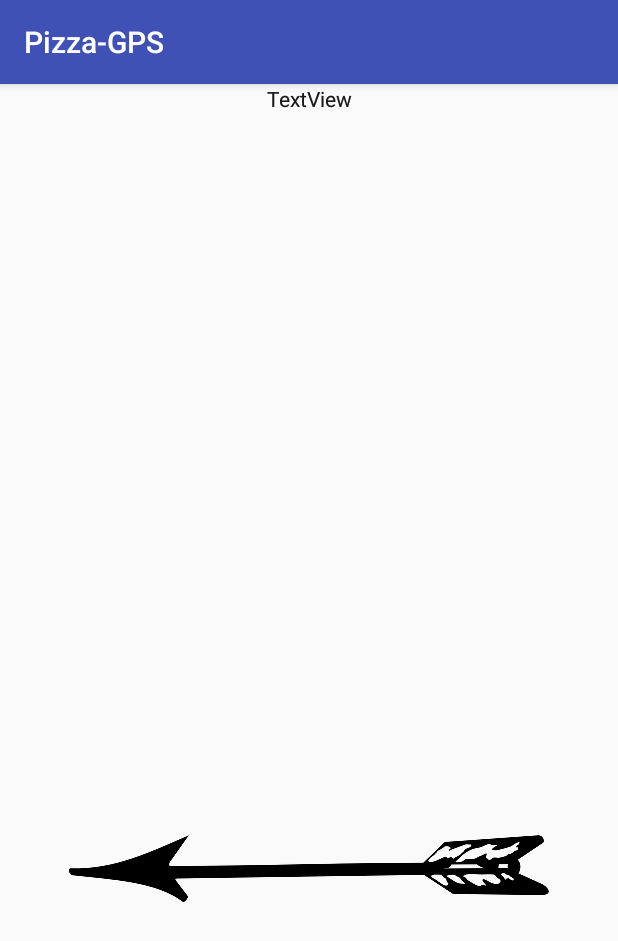
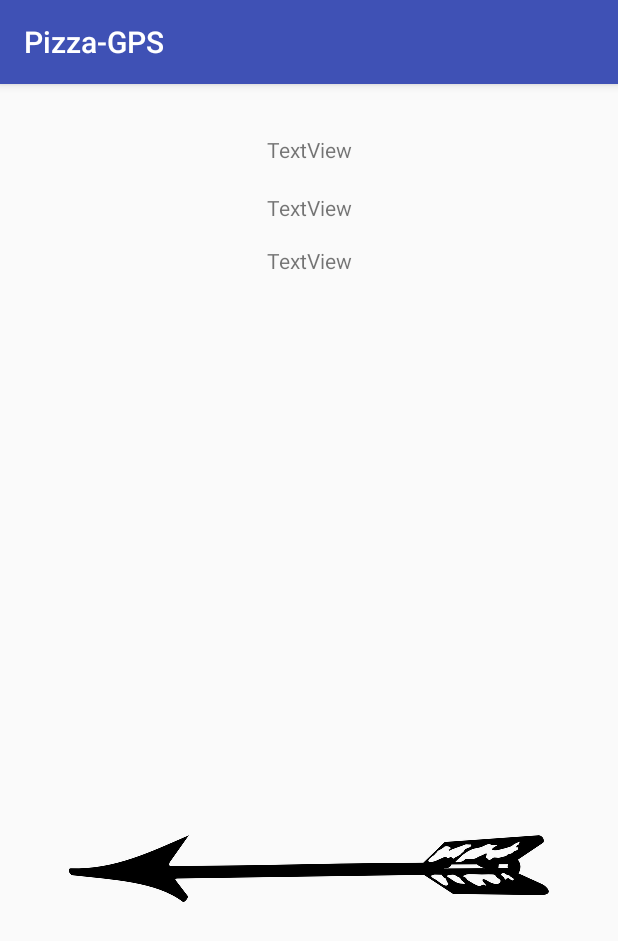
Before and after one commit to eliasrhoden/Pizza-GPS, an Android app: the NeedleActivity screen opened directly, with no data from a screen before it, on a phone screen of 412 x 824 dp. Shown: the top 941 px of the screen. Run offline under Robolectric (Android 15) with nearby library versions, the phone set to English and light mode, and no system bars; network calls fail; 4 statements that could not run were skipped.

Commit message:
Basic prototype is working, finds closest pizzeria to users position

```diff
--- a/app/src/main/java/fatcat/pizzagps/NeedleActivity.java
+++ b/app/src/main/java/fatcat/pizzagps/NeedleActivity.java
@@ -4,6 +4,7 @@ import android.support.v7.app.AppCompatActivity;
 import android.os.Bundle;
 import android.util.Log;
 import android.widget.ImageView;
+import android.widget.TextView;
 
 import java.util.List;
 
@@ -14,19 +15,8 @@ public class NeedleActivity extends AppCompatActivity {
     private PhoneGPS gps;
     private Pizzeria bestPizzeria;
 
-    public NeedleActivity(){
-        gps = new GPSZ(this);
-        pizzeriaFinder = new PizzeriaFinder(new RealGoogleMapAPI());
-        try {
-            bestPizzeria = pizzeriaToPointAt();
-            pizzaGPS = new PizzaGPS(bestPizzeria.pos);
-        } catch (Exception e) {
-            //TODO Display that no pizzeria was found...
-        }
-    }
 
-    private Pizzeria pizzeriaToPointAt() throws Exception {
-        Position phonePos = gps.getPhonePosition();
+    private Pizzeria pizzeriaToPointAt(Position phonePos) throws Exception {
         List<Pizzeria> pz = pizzeriaFinder.getNearByPizzerias(phonePos);
         return pizzeriaFinder.getBestPizzeria(phonePos,pz);
     }
@@ -36,17 +26,39 @@ public class NeedleActivity extends AppCompatActivity {
         super.onCreate(savedInstanceState);
         setContentView(R.layout.activity_needle);
 
+        gps = new GPSZ(this);
+        pizzeriaFinder = new PizzeriaFinder(new RealGoogleMapAPI());
+
         if(gps.allowedToUseGPS()){
-            //needleUpdate.start();
+            test1();
         }else{
+            //TODO: Promt user to enable position for the app
+        }
+    }
 
+    private void test1() {
+        try {
+            Position phoneP = gps.getPhonePosition();
+            bestPizzeria = pizzeriaToPointAt(phoneP);
+            pizzaGPS = new PizzaGPS(bestPizzeria.pos);
+            writeDebugTextFields(bestPizzeria,phoneP);
+        } catch (Exception e) {
+            //TODO Display that no pizzeria was found...
+            Log.i("","Failed to retrive best pizzeria");
         }
-
-        //Un-comment to start the needle updating
 
 
     }
 
+    private void writeDebugTextFields(Pizzeria p,Position phoneP){
+        TextView closePizz = findViewById(R.id.closePizzeria);
+        TextView yourPos = findViewById(R.id.yourPos);
+        TextView pizzaPos = findViewById(R.id.pizzeriaPos);
+
+        closePizz.setText("Närmaste pizzeria: "+p.name);
+        yourPos.setText("Din position: "+phoneP.toString());
+        pizzaPos.setText("Pizzerians pos: "+p.pos.toString());
+    }
 
     private void testGPS(){
         Log.i("","GPS===================");
--- a/app/src/main/res/layout/activity_needle.xml
+++ b/app/src/main/res/layout/activity_needle.xml
@@ -21,26 +21,29 @@
         android:id="@+id/yourPos"
         android:layout_width="wrap_content"
         android:layout_height="wrap_content"
+        android:layout_marginTop="34dp"
         android:text="TextView"
         app:layout_constraintLeft_toLeftOf="parent"
         app:layout_constraintRight_toRightOf="parent"
-        tools:layout_editor_absoluteY="34dp" />
+        app:layout_constraintTop_toTopOf="parent" />
 
     <TextView
         android:id="@+id/closePizzeria"
         android:layout_width="wrap_content"
         android:layout_height="16dp"
+        android:layout_marginTop="19dp"
         android:text="TextView"
         app:layout_constraintLeft_toLeftOf="parent"
         app:layout_constraintRight_toRightOf="parent"
-        tools:layout_editor_absoluteY="72dp" />
+        app:layout_constraintTop_toBottomOf="@+id/yourPos" />
 
     <TextView
         android:id="@+id/pizzeriaPos"
         android:layout_width="wrap_content"
         android:layout_height="wrap_content"
+        android:layout_marginTop="19dp"
         android:text="TextView"
         app:layout_constraintLeft_toLeftOf="parent"
         app:layout_constraintRight_toRightOf="parent"
-        tools:layout_editor_absoluteY="107dp" />
+        app:layout_constraintTop_toBottomOf="@+id/closePizzeria" />
 </android.support.constraint.ConstraintLayout>
```
